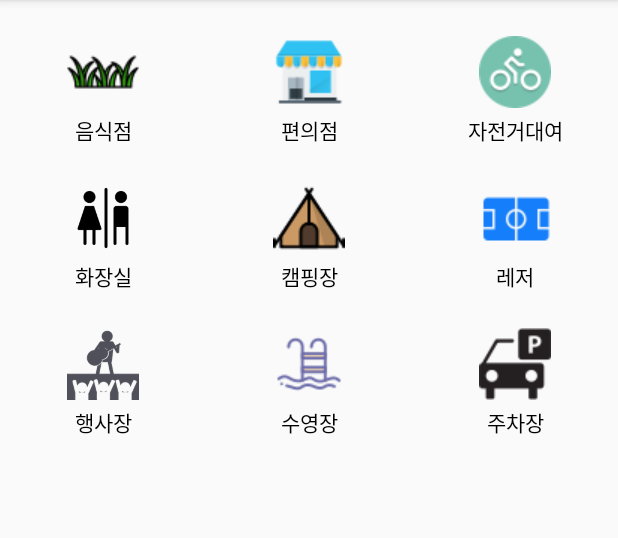
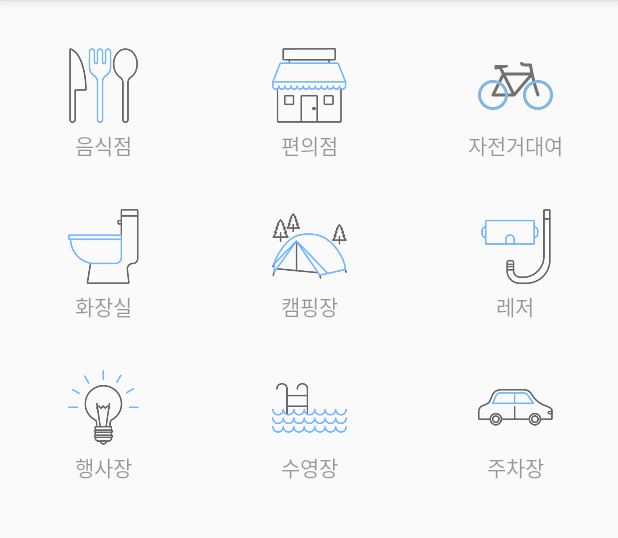
Before and after one commit to Junmung/HangangParksMap, an Android app: the fragment FilterListFragment shown on its own in the app's theme, on a phone screen of 412 x 824 dp, the part 84-622 px from its top. Run offline under Robolectric (Android 15) with nearby library versions, the phone set to English and light mode, and no system bars.

Commit message:
FilterDialog
Bitmap -> resID 방식으로 바꿈으로 로딩시간 향상

icon image 추가

```diff
--- a/app/src/main/java/com/example/junmung/hangangparksmap/MainActivity.java
+++ b/app/src/main/java/com/example/junmung/hangangparksmap/MainActivity.java
@@ -37,7 +37,6 @@ import retrofit2.Retrofit;
 
 public class MainActivity extends AppCompatActivity {
     Button arguide, map, gate;
-    WebView webView;
     DBHelper dbHelper;
     boolean is = true;
 
--- a/app/src/main/java/com/example/junmung/hangangparksmap/Map/Dialog/FilterItem.java
+++ b/app/src/main/java/com/example/junmung/hangangparksmap/Map/Dialog/FilterItem.java
@@ -4,26 +4,27 @@ import android.graphics.Bitmap;
 
 public class FilterItem {
     private String name;
-    private Bitmap image;
+    private int imgRes;
 
-    public FilterItem(String name, Bitmap image) {
+    public FilterItem(String name, int res) {
         this.name = name;
-        this.image = image;
+        this.imgRes = res;
     }
 
     public String getName() {
         return name;
     }
 
-    public Bitmap getImage() {
-        return image;
-    }
 
     public void setName(String name) {
         this.name = name;
     }
 
-    public void setImage(Bitmap image) {
-        this.image = image;
+    public int getImgRes() {
+        return imgRes;
+    }
+
+    public void setImgRes(int imgRes) {
+        this.imgRes = imgRes;
     }
 }
--- a/app/src/main/java/com/example/junmung/hangangparksmap/Map/Dialog/FilterItemAdapter.java
+++ b/app/src/main/java/com/example/junmung/hangangparksmap/Map/Dialog/FilterItemAdapter.java
@@ -5,6 +5,7 @@ import android.view.LayoutInflater;
 import android.view.View;
 import android.view.ViewGroup;
 import android.widget.BaseAdapter;
+import android.widget.ImageButton;
 import android.widget.ImageView;
 import android.widget.TextView;
 
@@ -33,7 +34,7 @@ public class FilterItemAdapter extends BaseAdapter {
         ImageView filterImg = convertView.findViewById(R.id.filter_gridView_item_imageView);
 
         filterName.setText(filterItems.get(position).getName());
-        filterImg.setImageBitmap(filterItems.get(position).getImage());
+        filterImg.setImageResource(filterItems.get(position).getImgRes());
 
         return convertView;
     }
--- a/app/src/main/java/com/example/junmung/hangangparksmap/Map/Dialog/FilterListFragment.java
+++ b/app/src/main/java/com/example/junmung/hangangparksmap/Map/Dialog/FilterListFragment.java
@@ -55,13 +55,13 @@ public class FilterListFragment extends Fragment {
         };
 
         int[] imgs = {
-                R.drawable.icon_grass, R.drawable.icon_market, R.drawable.icon_bycycle,
-                R.drawable.icon_toilet, R.drawable.icon_tent, R.drawable.icon_court,
-                R.drawable.icon_stage, R.drawable.icon_swim, R.drawable.icon_park
+                R.drawable.icon_restaurant, R.drawable.icon_market, R.drawable.icon_bicycle,
+                R.drawable.icon_toilet, R.drawable.icon_camping, R.drawable.icon_leisure,
+                R.drawable.icon_special, R.drawable.icon_swim, R.drawable.icon_park
         };
 
         for(int i = 0; i < LIST_SIZE; i++){
-            FilterItem item = new FilterItem(contents[i], BitmapFactory.decodeResource(getResources(), imgs[i]));
+            FilterItem item = new FilterItem(contents[i], imgs[i]);
             filterItems.add(item);
         }
 
--- a/app/src/main/java/com/example/junmung/hangangparksmap/Map/MapActivity.java
+++ b/app/src/main/java/com/example/junmung/hangangparksmap/Map/MapActivity.java
@@ -899,7 +899,28 @@ public class MapActivity extends AppCompatActivity implements FilterDialogFragme
     }
 
 
-    // Keyword RestApi 를 사용해 PoiItems 를 가져온다.
+
+    // 출입구안내 Callback
+    private ExitCallback exitCallback = new ExitCallback<MapPOIItem>() {
+        @Override
+        public void onComplete(MapPOIItem poiItem) {
+            removeMarkers();
+            mapView.addPOIItem(poiItem);
+            mapView.selectPOIItem(poiItem, true);
+            mapPOIEventListener.onPOIItemSelected(mapView, poiItem);
+            CommonPoint point = (CommonPoint)poiItem.getUserObject();
+            moveMapCamera(point.latitude, point.longitude, SEARCH_RADIUS, 100);
+
+            Log.d("exitCallback", "");
+        }
+
+        @Override
+        public void onNotFound() {
+            Toast.makeText(getApplicationContext(), "근처에 출구를 찾을 수 없습니다", Toast.LENGTH_SHORT).show();
+        }
+    };
+
+    // Keyword RestApi 를 사용해 가장 가까운 출입구를 가져온다.
     private void getExitItemByApi(String keyword, final ExitCallback exitCallback){
         Retrofit retrofit = RetrofitClient.getSearchClient();
         ApiService apiService = retrofit.create(ApiService.class);
@@ -947,24 +968,6 @@ public class MapActivity extends AppCompatActivity implements FilterDialogFragme
         });
     }
 
-    private ExitCallback exitCallback = new ExitCallback<MapPOIItem>() {
-        @Override
-        public void onComplete(MapPOIItem poiItem) {
-            removeMarkers();
-            mapView.addPOIItem(poiItem);
-            mapView.selectPOIItem(poiItem, true);
-            mapPOIEventListener.onPOIItemSelected(mapView, poiItem);
-            CommonPoint point = (CommonPoint)poiItem.getUserObject();
-            moveMapCamera(point.latitude, point.longitude, SEARCH_RADIUS, 100);
-
-            Log.d("exitCallback", "");
-        }
-
-        @Override
-        public void onNotFound() {
-            Toast.makeText(getApplicationContext(), "근처에 출구를 찾을 수 없습니다", Toast.LENGTH_SHORT).show();
-        }
-    };
 
     private void markExitingGate() {
         // 출입구중 가장 가까운 장소를 찾아 지도에 표시
@@ -1013,7 +1016,6 @@ public class MapActivity extends AppCompatActivity implements FilterDialogFragme
     };
 
 
-
     private GoogleApiClient.OnConnectionFailedListener googleConnectionFailListener = new GoogleApiClient.OnConnectionFailedListener() {
         @Override
         public void onConnectionFailed(@NonNull ConnectionResult connectionResult) {
--- a/app/src/main/res/layout/item_filter.xml
+++ b/app/src/main/res/layout/item_filter.xml
@@ -8,16 +8,16 @@
 
     <ImageView
         android:id="@+id/filter_gridView_item_imageView"
-        android:layout_width="48dp"
-        android:layout_height="48dp"
-        android:layout_marginEnd="16dp"
-        android:layout_marginStart="16dp"
-        android:layout_marginTop="24dp"
-        android:scaleType="fitXY"
+        android:layout_width="50dp"
+        android:layout_height="50dp"
+        android:layout_marginEnd="10dp"
+        android:layout_marginStart="10dp"
+        android:layout_marginTop="32dp"
+        android:scaleType="centerInside"
+        android:src="@drawable/icon_toilet"
         app:layout_constraintEnd_toEndOf="parent"
         app:layout_constraintStart_toStartOf="parent"
-        app:layout_constraintTop_toTopOf="parent"
-        app:srcCompat="@drawable/grass_128" />
+        app:layout_constraintTop_toTopOf="parent" />
 
     <TextView
         android:id="@+id/filter_gridView_item_textView"
@@ -27,7 +27,7 @@
         android:layout_marginStart="8dp"
         android:layout_marginTop="4dp"
         android:text="잔디밭"
-        android:textColor="@color/colorBlack"
+        android:textColor="@color/colorHalfInvisibleBlack"
         android:textSize="14sp"
         app:layout_constraintEnd_toEndOf="parent"
         app:layout_constraintStart_toStartOf="parent"
```
Also changed, not shown: app/src/main/res/drawable-v24/icon_bicycle.png (added), app/src/main/res/drawable-v24/icon_bycycle.png (deleted), app/src/main/res/drawable-v24/icon_camping.png (added), app/src/main/res/drawable-v24/icon_court.png (deleted), app/src/main/res/drawable-v24/icon_grass.png (deleted), app/src/main/res/drawable-v24/icon_leisure.png (added), app/src/main/res/drawable-v24/icon_market.png, app/src/main/res/drawable-v24/icon_park.png, app/src/main/res/drawable-v24/icon_restaurant.png (added), app/src/main/res/drawable-v24/icon_special.png (added), app/src/main/res/drawable-v24/icon_stage.png (deleted), app/src/main/res/drawable-v24/icon_swim.png, app/src/main/res/drawable-v24/icon_tent.png (deleted), app/src/main/res/drawable-v24/icon_toilet.png.
